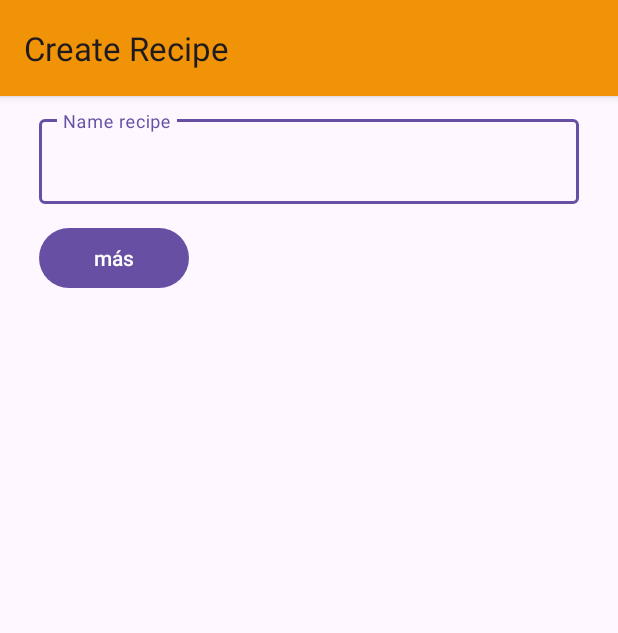
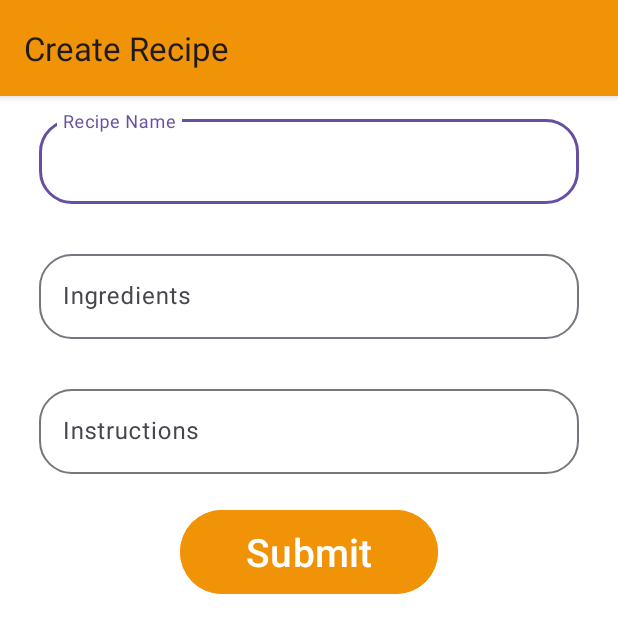
Before and after one commit to Wellington-Esteban-Romero/RecipesKotlin, an Android app: the CreateRecipe screen opened directly, with no data from a screen before it, on a phone screen of 412 x 824 dp. Shown: the top 633 px of the screen. Run offline under Robolectric (Android 15) with nearby library versions, the phone set to English and light mode, and no system bars; network calls fail.

Commit message:
add format create recipe

```diff
--- a/app/src/main/java/com/taste/recipes/activities/CreateRecipe.kt
+++ b/app/src/main/java/com/taste/recipes/activities/CreateRecipe.kt
@@ -35,10 +35,10 @@ class CreateRecipe : AppCompatActivity() {
 
         getSupportActionBarRecipes()
 
-        btnAddIngredient = findViewById(R.id.btnAddIngredient)
-        txtAddIngredient = findViewById(R.id.txtAddIngredient)
+        //btnAddIngredient = findViewById(R.id.btnAddIngredient)
+        //txtAddIngredient = findViewById(R.id.txtAddIngredient)
 
-        btnAddIngredient.setOnClickListener {
+       /* btnAddIngredient.setOnClickListener {
 
             val view:View = LayoutInflater.from(this).inflate(R.layout.dialog_recipe, null)
 
@@ -53,7 +53,7 @@ class CreateRecipe : AppCompatActivity() {
                 }
                 .setNegativeButton(android.R.string.cancel, null)
                 .show()
-        }
+        }*/
     }
 
     private fun getSupportActionBarRecipes () {
--- a/app/src/main/java/com/taste/recipes/activities/DetailsRecipe.kt
+++ b/app/src/main/java/com/taste/recipes/activities/DetailsRecipe.kt
@@ -1,5 +1,6 @@
 package com.taste.recipes.activities
 
+import android.graphics.Color
 import android.graphics.drawable.ColorDrawable
 import android.os.Bundle
 import android.util.Log
@@ -79,10 +80,10 @@ class DetailsRecipe : AppCompatActivity() {
                 var id = recipeItemResponse.id
 
                 if (!session.isFavorite(id)) {
-                    session.saveHoroscope(id, SessionManager.ACTIVE)
+                    session.saveRecipe(id, SessionManager.ACTIVE)
                     item.setIcon(R.drawable.ic_favorite)
                 } else {
-                    session.saveHoroscope(id, SessionManager.DES_ACTIVE)
+                    session.saveRecipe(id, SessionManager.DES_ACTIVE)
                     item.setIcon(R.drawable.ic_favorite_empty)
                 }
             }
@@ -118,13 +119,13 @@ class DetailsRecipe : AppCompatActivity() {
         }
     }
 
-        private fun getSupportActionBarRecipes () {
-        var supportActionBar = supportActionBar;
-        supportActionBar?.setDisplayShowHomeEnabled(true);
+    private fun getSupportActionBarRecipes () {
+        val supportActionBar = supportActionBar;
+        supportActionBar?.setDisplayShowHomeEnabled(true)
         supportActionBar?.title = "Detail Recipes"
-        supportActionBar?.setDisplayUseLogoEnabled(true);
+        supportActionBar?.setDisplayUseLogoEnabled(true)
+        //val colorDrawable = ColorDrawable(Color.TRANSPARENT, null)
+        supportActionBar!!.setBackgroundDrawable(ColorDrawable(Color.TRANSPARENT))
 
-        val colorDrawable = ColorDrawable(getResources().getColor(R.color.menu_color, null))
-        supportActionBar!!.setBackgroundDrawable(colorDrawable)
     }
 }
--- a/app/src/main/java/com/taste/recipes/activities/ListRecipe.kt
+++ b/app/src/main/java/com/taste/recipes/activities/ListRecipe.kt
@@ -110,7 +110,7 @@ class ListRecipe : AppCompatActivity() {
 
         val id = recipeItemResponse.id
 
-        if (!session.isFavorite(id)) session.saveHoroscope(id, SessionManager.DES_ACTIVE)
+        if (!session.isFavorite(id)) session.saveRecipe(id, SessionManager.DES_ACTIVE)
 
         startActivity(intent)
     }
@@ -162,7 +162,7 @@ class ListRecipe : AppCompatActivity() {
     }
 
     private fun getSupportActionBarRecipes () {
-        var supportActionBar = supportActionBar;
+        val supportActionBar = supportActionBar;
         supportActionBar?.setDisplayShowHomeEnabled(true);
         supportActionBar?.title = "Recipes $country"
         supportActionBar?.setDisplayUseLogoEnabled(true);
--- a/app/src/main/java/com/taste/recipes/activities/MainActivity.kt
+++ b/app/src/main/java/com/taste/recipes/activities/MainActivity.kt
@@ -92,7 +92,6 @@ class MainActivity : AppCompatActivity() {
                 recipeTags.add(item);
             }
         }
-       // recipeTagAdapter.filterCountry(recipeTags)
 
         if (recipeTags.isEmpty()) {
             rvTags.visibility = View.GONE
--- a/app/src/main/java/com/taste/recipes/utils/SessionManager.kt
+++ b/app/src/main/java/com/taste/recipes/utils/SessionManager.kt
@@ -14,7 +14,7 @@ class SessionManager(context: Context) {
 
     private val storage = context.getSharedPreferences(SHARED_NAME, Context.MODE_PRIVATE);
 
-    fun saveHoroscope (key:String ,value:String) {
+    fun saveRecipe (key:String ,value:String) {
         storage.edit().putString(SHARED_NAME_RECIPE + key, value).apply()
     }
 
--- a/app/src/main/res/layout/activity_create_recipe.xml
+++ b/app/src/main/res/layout/activity_create_recipe.xml
@@ -7,15 +7,20 @@
     android:layout_height="match_parent"
     tools:context=".activities.CreateRecipe"
     android:orientation="vertical"
-    android:layout_marginStart="26dp"
-    android:layout_marginEnd="26dp">
+    android:background="@color/white">
 
     <com.google.android.material.textfield.TextInputLayout
         android:id="@+id/textField"
         android:layout_width="match_parent"
         android:layout_height="wrap_content"
         android:layout_marginTop="10dp"
-        android:hint="Name recipe">
+        android:hint="@string/recipe_name"
+        app:boxCornerRadiusTopStart="22dp"
+        app:boxCornerRadiusTopEnd="22dp"
+        app:boxCornerRadiusBottomStart="22dp"
+        app:boxCornerRadiusBottomEnd="22dp"
+        android:layout_marginStart="26dp"
+        android:layout_marginEnd="26dp">
 
         <com.google.android.material.textfield.TextInputEditText
             android:layout_width="match_parent"
@@ -24,44 +29,58 @@
 
     </com.google.android.material.textfield.TextInputLayout>
 
-    <LinearLayout
+    <com.google.android.material.textfield.TextInputLayout
+        android:id="@+id/textFieldIngredient"
         android:layout_width="match_parent"
-        android:layout_height="match_parent"
-        android:orientation="vertical">
+        android:layout_height="wrap_content"
+        android:layout_marginTop="28dp"
+        android:hint="@string/ingredients"
+        app:boxCornerRadiusTopStart="22dp"
+        app:boxCornerRadiusTopEnd="22dp"
+        app:boxCornerRadiusBottomStart="22dp"
+        app:boxCornerRadiusBottomEnd="22dp"
+        android:layout_marginStart="26dp"
+        android:layout_marginEnd="26dp">
 
-        <Button
-            android:id="@+id/btnAddIngredient"
-            android:layout_width="100dp"
+        <com.google.android.material.textfield.TextInputEditText
+            android:layout_width="match_parent"
             android:layout_height="wrap_content"
-            android:layout_marginTop="12dp"
-            android:text="más">
+            />
 
-        </Button>
+    </com.google.android.material.textfield.TextInputLayout>
 
-        <ScrollView
+    <com.google.android.material.textfield.TextInputLayout
+        android:id="@+id/textFieldInstructions"
+        android:layout_width="match_parent"
+        android:layout_height="wrap_content"
+        android:layout_marginTop="28dp"
+        android:hint="@string/instructions"
+        app:boxCornerRadiusTopStart="22dp"
+        app:boxCornerRadiusTopEnd="22dp"
+        app:boxCornerRadiusBottomStart="22dp"
+        app:boxCornerRadiusBottomEnd="22dp"
+        android:layout_marginStart="26dp"
+        android:layout_marginEnd="26dp">
+
+        <com.google.android.material.textfield.TextInputEditText
             android:layout_width="match_parent"
-            android:layout_height="0dp"
-            android:layout_weight="1">
+            android:layout_height="wrap_content"
+            />
 
-            <TextView
-                android:id="@+id/txtAddIngredient"
-                android:layout_width="wrap_content"
-                android:layout_height="wrap_content">
-
-            </TextView>
-
-        </ScrollView>
-
-    </LinearLayout>
+    </com.google.android.material.textfield.TextInputLayout>
 
     <Button
-        android:id="@+id/btnAddRecipe"
+        android:id="@+id/submit"
         android:layout_width="match_parent"
         android:layout_height="wrap_content"
-        android:layout_marginTop="12dp"
-        android:text="Add">
+        android:text="Submit"
+        android:textSize="26dp"
+        android:height="64dp"
+        android:backgroundTint="@color/menu_color"
+        android:layout_marginTop="20dp"
+        android:layout_marginStart="120dp"
+        android:layout_marginEnd="120dp">
 
     </Button>
 
-
 </LinearLayout>
--- a/app/src/main/res/layout/activity_details_recipe.xml
+++ b/app/src/main/res/layout/activity_details_recipe.xml
@@ -13,7 +13,7 @@
         android:id="@+id/imgDetailRecipeItem"
         android:layout_width="match_parent"
         android:layout_height="260dp"
-        android:layout_marginTop="16dp"
+        android:layout_marginTop="0dp"
         android:layout_marginStart="16dp"
         android:layout_marginEnd="16dp"
         android:scaleType="centerCrop"
--- a/app/src/main/res/layout/dialog_recipe.xml
+++ b/app/src/main/res/layout/dialog_recipe.xml
@@ -1,15 +1,15 @@
 <?xml version="1.0" encoding="utf-8"?>
 <LinearLayout xmlns:android="http://schemas.android.com/apk/res/android"
     android:layout_width="match_parent"
-    android:layout_height="match_parent"
-    android:layout_marginStart="12dp"
-    android:layout_marginEnd="12dp">
+    android:layout_height="match_parent">
 
     <com.google.android.material.textfield.TextInputLayout
         android:id="@+id/textDialogField"
         android:layout_width="match_parent"
         android:layout_height="wrap_content"
         android:layout_marginTop="10dp"
+        android:layout_marginStart="12dp"
+        android:layout_marginEnd="12dp"
         android:hint="Ingredient">
 
         <com.google.android.material.textfield.TextInputEditText
--- a/app/src/main/res/values/strings.xml
+++ b/app/src/main/res/values/strings.xml
@@ -17,4 +17,7 @@
     <string name="create_new">Create recipe</string>
     <string name="not_found_country">Not found country</string>
     <string name="not_found_recipe">Not found recipe</string>
+    <string name="recipe_name">Recipe Name</string>
+    <string name="ingredients">Ingredients</string>
+    <string name="instructions">Instructions</string>
 </resources>
```
